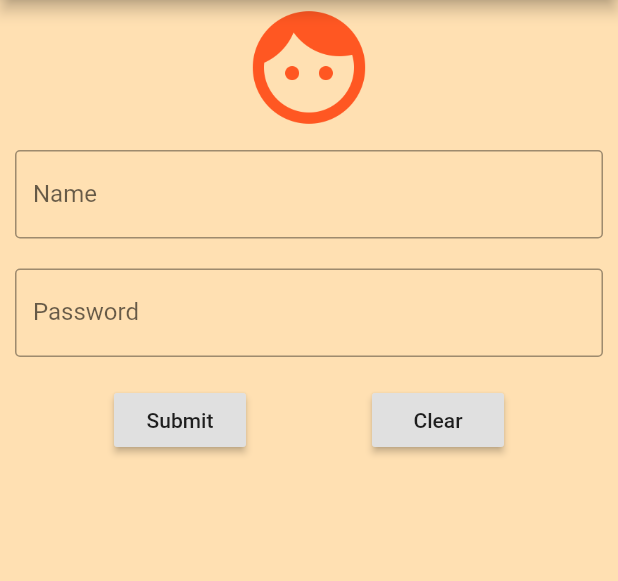
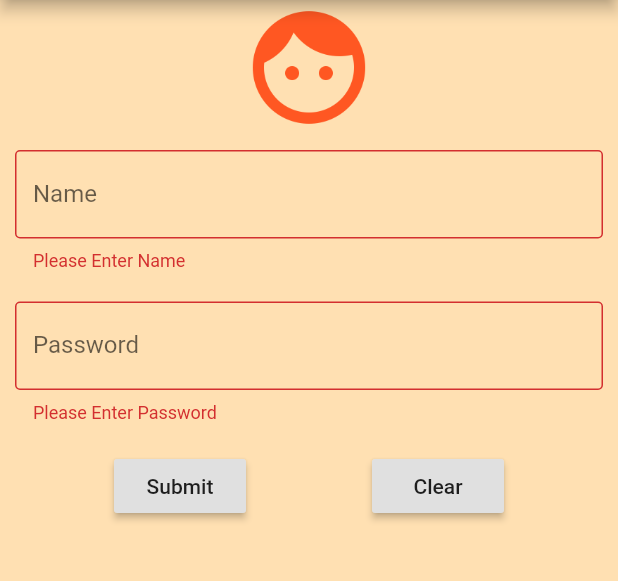
Before and after one commit to vedanshdwivedi/Flutter-Development, a Flutter app: the screen it shows after launch, after a tap on "Submit", on a phone screen of 412 x 824 dp, the part 84-665 px from its top. Run offline on Flutter 3.47's test engine with Material 2 defaults, Android fonts, the phone set to English and light mode, and no system bars.

Commit message:
Login Form App Completed

```diff
--- a/login_app/lib/loginapp.dart
+++ b/login_app/lib/loginapp.dart
@@ -6,8 +6,14 @@ class CustomLoginForm extends StatefulWidget {
   _CustomLoginFormState createState() => _CustomLoginFormState();
 }
 
+class _LoginData {
+  String name = "";
+  String password = "";
+}
+
 class _CustomLoginFormState extends State<CustomLoginForm> {
   final _formKey = GlobalKey<FormState>();
+  _LoginData _data = new _LoginData();
 
   @override
   Widget build(BuildContext context) {
@@ -18,14 +24,11 @@ class _CustomLoginFormState extends State<CustomLoginForm> {
         children: <Widget>[
           // add image
           Center(
-            child: Image.asset(
-              "images/face.png",
-              width: 90,
-              height: 90,
-              color: Colors.deepOrange
-            ),
+            child: Image.asset("images/face.png",
+                width: 90, height: 90, color: Colors.deepOrange),
           ),
 
+          // Name Field
           Padding(
             padding: const EdgeInsets.all(10.0),
             child: TextFormField(
@@ -33,13 +36,22 @@ class _CustomLoginFormState extends State<CustomLoginForm> {
                   labelText: "Name",
                   border: OutlineInputBorder(
                       gapPadding: 3.3,
-                  borderRadius: BorderRadius.circular(3.3)
-                )
-              ),
+                      borderRadius: BorderRadius.circular(3.3))),
+              validator: (value) {
+                if (value.isEmpty) {
+                  return "Please Enter Name";
+                } else {
+                  // show something
+                  setState(() {
+                    _data.name = value;
+                  });
+                  print("Data: ${_data.name}");
+                }
+              },
             ),
           ),
 
-
+          // Password Field
           Padding(
             padding: const EdgeInsets.all(10.0),
             child: TextFormField(
@@ -48,12 +60,18 @@ class _CustomLoginFormState extends State<CustomLoginForm> {
                   labelText: "Password",
                   border: OutlineInputBorder(
                       gapPadding: 3.3,
-                  borderRadius: BorderRadius.circular(3.3)
-                )
+                      borderRadius: BorderRadius.circular(3.3))),
+              validator: (value) {
+                if (value.isEmpty) {
+                  return "Please Enter Password";
+                } else {
+                  setState(() {
+                    _data.password = value;
+                  });
+                }
+              },
             ),
           ),
-          ),
-
 
           // add buttons
           Container(
@@ -61,22 +79,34 @@ class _CustomLoginFormState extends State<CustomLoginForm> {
               mainAxisAlignment: MainAxisAlignment.spaceEvenly,
               children: <Widget>[
                 // Add the actual buttons
+
+                // Submit Button
                 Padding(
                   padding: const EdgeInsets.all(8.0),
                   child: RaisedButton(
-                    onPressed: (){
-
+                    onPressed: () {
+                      if (_formKey.currentState.validate()) {
+                        Scaffold.of(context).showSnackBar(
+                            SnackBar(content: Text("All is good.")));
+                      }
                     },
                     child: Text("Submit"),
                   ),
                 ),
 
-
+                // Clear Button
                 Padding(
                   padding: const EdgeInsets.all(8.0),
                   child: RaisedButton(
-                    onPressed: (){
-
+                    onPressed: () {
+                      if (_formKey.currentState != null) {
+                        // clear everything
+                        _formKey.currentState.reset();
+                        setState(() {
+                          _data.name="";
+                          _data.password="";
+                        });
+                      }
                     },
                     child: Text("Clear"),
                   ),
@@ -84,6 +114,19 @@ class _CustomLoginFormState extends State<CustomLoginForm> {
               ],
             ),
           ),
+
+          Padding(
+            padding: const EdgeInsets.all(12.0),
+            child: Center(
+              child:
+                _data.name.isEmpty ? Text("") : Text(
+              "Welcome ${_data.name}",
+              style: new TextStyle(
+                  fontWeight: FontWeight.bold,
+                  fontSize: 19.0,
+                  color: Colors.deepOrange),
+            )),
+          ),
         ],
       ),
     );
```
Also changed, not shown: 1 other file. Lines whose indentation alone changed are shown as unchanged.
